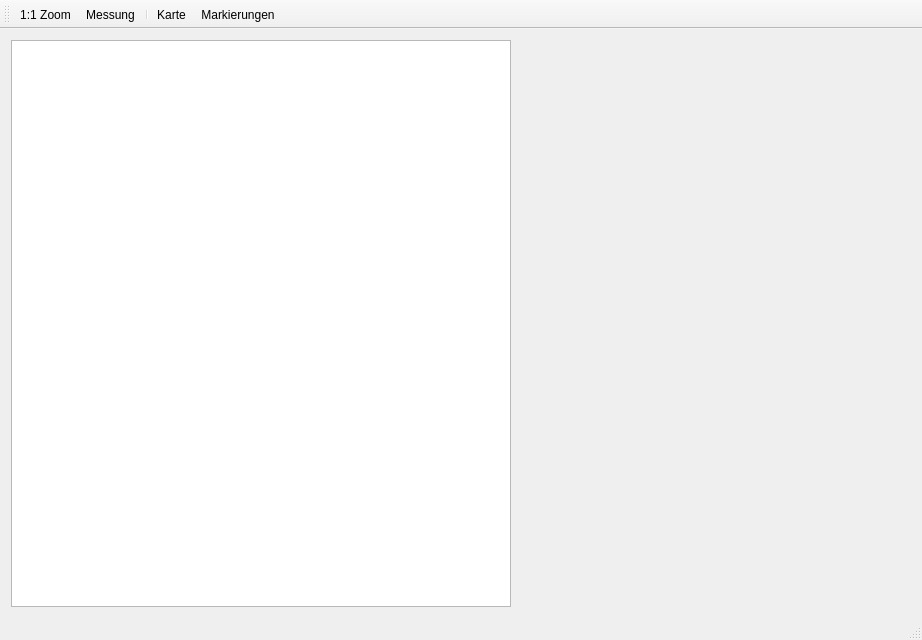
First picture: the form in ui/mainwindow.ui, repository ifaoe/2014-10-Bird-View, before the edit.
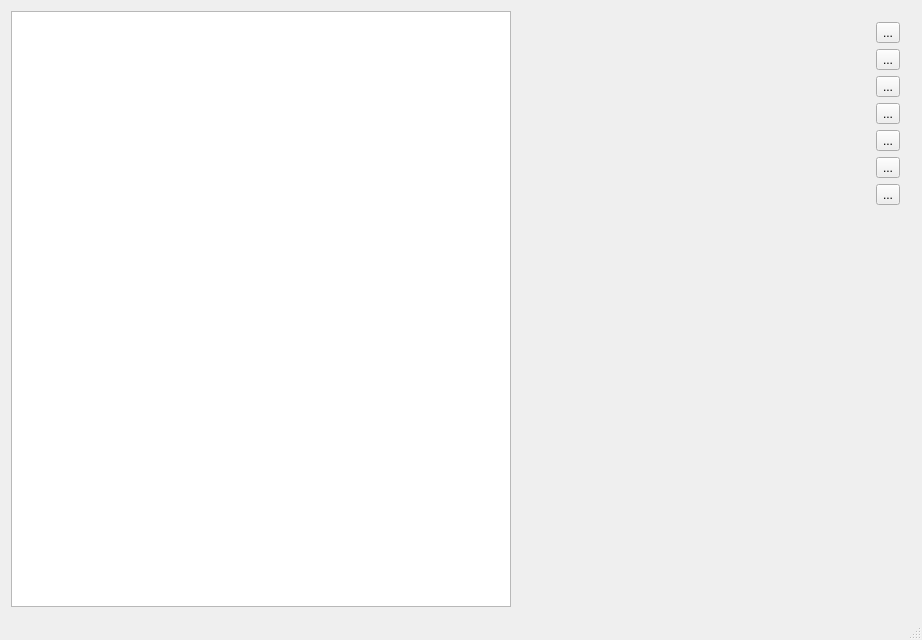
Second picture: the form after the edit. Icons and pictures are not drawn.

The edit to the form file:
```diff
--- a/ui/mainwindow.ui
+++ b/ui/mainwindow.ui
@@ -80,27 +80,127 @@
      </widget>
     </item>
     <item row="0" column="2">
-     <widget class="QFrame" name="frame_census"/>
+     <widget class="QFrame" name="frame_toolbar">
+      <layout class="QGridLayout" name="gridLayout_2">
+       <item row="0" column="0">
+        <widget class="QToolButton" name="toolbutton_zoom_original">
+         <property name="toolTip">
+          <string>1:1 Zoom</string>
+         </property>
+         <property name="text">
+          <string>...</string>
+         </property>
+         <property name="icon">
+          <iconset theme="zoom-original"/>
+         </property>
+        </widget>
+       </item>
+       <item row="7" column="0">
+        <spacer name="verticalSpacer">
+         <property name="orientation">
+          <enum>Qt::Vertical</enum>
+         </property>
+         <property name="sizeHint" stdset="0">
+          <size>
+           <width>20</width>
+           <height>40</height>
+          </size>
+         </property>
+        </spacer>
+       </item>
+       <item row="1" column="0">
+        <widget class="QToolButton" name="toolbutton_zoom_full">
+         <property name="toolTip">
+          <string>Zoom volles Bild</string>
+         </property>
+         <property name="text">
+          <string>...</string>
+         </property>
+         <property name="icon">
+          <iconset theme="zoom-fit-best"/>
+         </property>
+        </widget>
+       </item>
+       <item row="2" column="0">
+        <widget class="QToolButton" name="toolbutton_zoom_in">
+         <property name="toolTip">
+          <string>Reinzoomen</string>
+         </property>
+         <property name="text">
+          <string>...</string>
+         </property>
+         <property name="icon">
+          <iconset theme="zoom-in"/>
+         </property>
+        </widget>
+       </item>
+       <item row="3" column="0">
+        <widget class="QToolButton" name="toolbutton_zoom_out">
+         <property name="toolTip">
+          <string>Rauszoomen</string>
+         </property>
+         <property name="text">
+          <string>...</string>
+         </property>
+         <property name="icon">
+          <iconset theme="zoom-out"/>
+         </property>
+        </widget>
+       </item>
+       <item row="5" column="0">
+        <widget class="QToolButton" name="toolbutton_toggle_marks">
+         <property name="toolTip">
+          <string>Markierungen ein-/ausblenden</string>
+         </property>
+         <property name="text">
+          <string>...</string>
+         </property>
+         <property name="icon">
+          <iconset theme="help-faq"/>
+         </property>
+         <property name="checkable">
+          <bool>true</bool>
+         </property>
+         <property name="checked">
+          <bool>false</bool>
+         </property>
+        </widget>
+       </item>
+       <item row="4" column="0">
+        <widget class="QToolButton" name="toolbutton_map_view">
+         <property name="toolTip">
+          <string>Kartenansicht</string>
+         </property>
+         <property name="text">
+          <string>...</string>
+         </property>
+         <property name="icon">
+          <iconset theme="applications-internet"/>
+         </property>
+         <property name="checkable">
+          <bool>true</bool>
+         </property>
+        </widget>
+       </item>
+       <item row="6" column="0">
+        <widget class="QToolButton" name="toolbutton_take_measurement">
+         <property name="toolTip">
+          <string>Messung durchführen</string>
+         </property>
+         <property name="text">
+          <string>...</string>
+         </property>
+         <property name="icon">
+          <iconset theme="applications-system"/>
+         </property>
+        </widget>
+       </item>
+      </layout>
+     </widget>
     </item>
    </layout>
   </widget>
   <widget class="QStatusBar" name="statusBar"/>
-  <widget class="QToolBar" name="toolBar">
-   <property name="windowTitle">
-    <string>toolBar</string>
-   </property>
-   <attribute name="toolBarArea">
-    <enum>TopToolBarArea</enum>
-   </attribute>
-   <attribute name="toolBarBreak">
-    <bool>false</bool>
-   </attribute>
-   <addaction name="action1_1_Zoom"/>
-   <addaction name="actionMessung"/>
-   <addaction name="separator"/>
-   <addaction name="actionKarte"/>
-   <addaction name="actionMarkierungen"/>
-  </widget>
   <action name="action1_1_Zoom">
    <property name="text">
     <string>1:1 Zoom</string>
```
